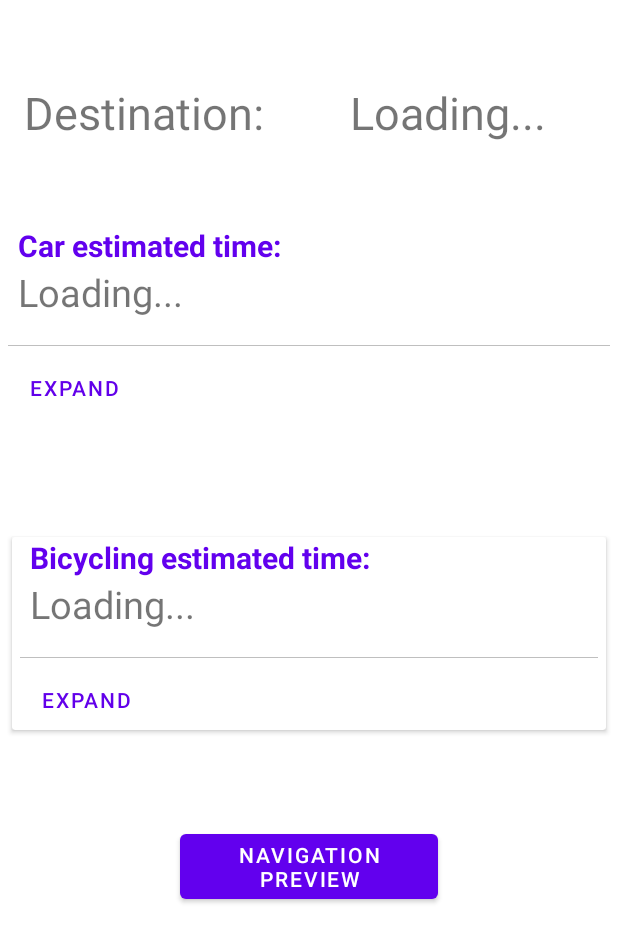
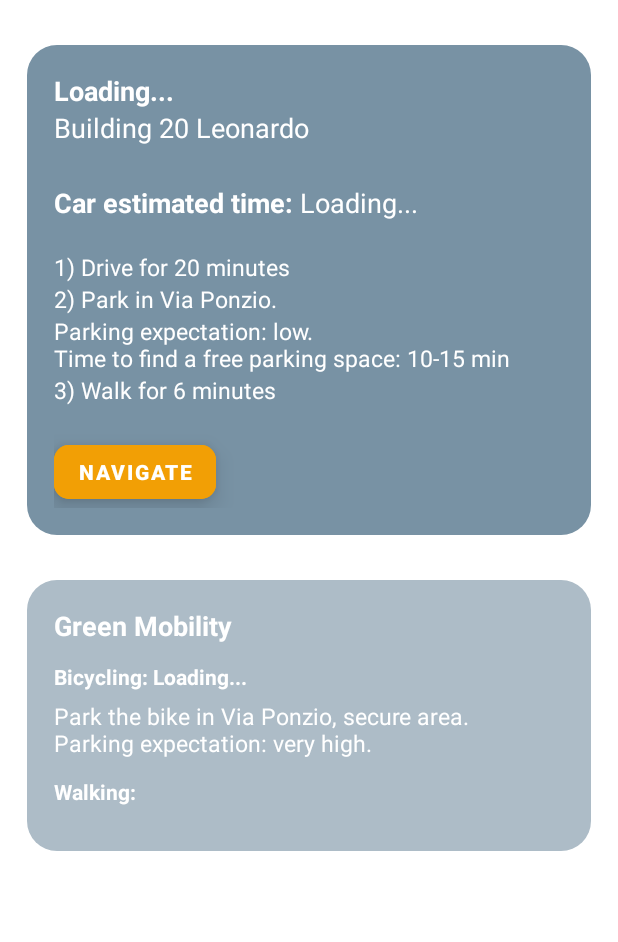
Before and after one commit to edoardesd/smart_parking, an Android app: the layout navigation_result_fragment.xml on its own in the app's theme, with its tools: preview values and no code run, on a phone screen of 412 x 824 dp. Shown: the top 942 px of the screen. Run offline under Robolectric (Android 15) with nearby library versions, the phone set to English and light mode, and no system bars.

Commit message:
new graphics start

```diff
--- /dev/null
+++ b/app/src/main/res/drawable/rectangle_border.xml
@@ -0,0 +1,7 @@
+<shape android:shape="rectangle"
+    xmlns:android="http://schemas.android.com/apk/res/android" >
+
+    <corners android:radius="20dp" />
+    <solid
+        android:color="@color/darkBlue5G"/>
+</shape>
--- a/app/src/main/res/layout/navigation_result_fragment.xml
+++ b/app/src/main/res/layout/navigation_result_fragment.xml
@@ -1,5 +1,6 @@
 <?xml version="1.0" encoding="utf-8"?>
-<layout
+<layout xmlns:android="http://schemas.android.com/apk/res/android"
+    xmlns:app="http://schemas.android.com/apk/res-auto"
     xmlns:tools="http://schemas.android.com/tools"
     tools:context=".ui.parking.navigation.result.NavigationResultFragment">
 
@@ -11,10 +12,8 @@
     </data>
 
     <androidx.constraintlayout.widget.ConstraintLayout
-        xmlns:android="http://schemas.android.com/apk/res/android"
         android:layout_width="match_parent"
-        android:layout_height="match_parent"
-        xmlns:app="http://schemas.android.com/apk/res-auto">
+        android:layout_height="match_parent">
 
     <androidx.constraintlayout.widget.Guideline
         android:id="@+id/guideline_result"
@@ -62,89 +61,97 @@
             app:layout_constraintTop_toBottomOf="@+id/progressBar_loading_result"
             app:layout_constraintVertical_bias="0.0" />
 
-        <TextView
-            android:id="@+id/tv_destination_text"
-            android:layout_width="wrap_content"
+<!--        end of loading bar-->
+
+
+        <LinearLayout
+            android:id="@+id/ll_car"
+            android:layout_width="match_parent"
             android:layout_height="wrap_content"
-            android:layout_marginStart="16dp"
-            android:text="Destination:"
-            android:textSize="30sp"
-            app:layout_constraintBottom_toTopOf="@+id/rl_car"
+            android:layout_marginLeft="18dp"
+            android:layout_marginTop="30dp"
+            android:layout_marginRight="18dp"
+            android:background="@drawable/rectangle_border"
+            android:orientation="vertical"
+            android:paddingLeft="18dp"
+            android:paddingTop="18dp"
+            android:paddingBottom="18dp"
+            app:layout_constraintEnd_toEndOf="parent"
             app:layout_constraintStart_toStartOf="parent"
-            app:layout_constraintTop_toTopOf="parent" />
+            app:layout_constraintTop_toTopOf="parent">
 
             <TextView
                 android:id="@+id/tv_destination_result"
                 android:layout_width="wrap_content"
                 android:layout_height="wrap_content"
-            android:layout_marginEnd="48dp"
                 android:text="Loading..."
-            android:textSize="30sp"
-            app:layout_constraintBottom_toBottomOf="@+id/tv_destination_text"
-            app:layout_constraintEnd_toEndOf="parent"
-            app:layout_constraintTop_toTopOf="@+id/tv_destination_text"
-            app:layout_constraintVertical_bias="0.0" />
+                android:textColor="@color/white"
+                android:textSize="18sp"
+                android:textStyle="bold" />
 
-        <RelativeLayout
-            android:id="@+id/rl_car"
-            android:layout_width="match_parent"
-            android:layout_height="match_parent"
-            android:layout_marginTop="150dp">
-
-            <androidx.cardview.widget.CardView
-                android:id="@+id/car_card_view"
-                android:layout_width="match_parent"
+            <TextView
+                android:id="@+id/tv_destination_building"
+                android:layout_width="wrap_content"
                 android:layout_height="wrap_content"
-                android:layout_margin="8dp"
-                android:layout_marginTop="120dp">
-
-            </androidx.cardview.widget.CardView>
+                android:text="Building 20 Leonardo"
+                android:textColor="@color/white"
+                android:textSize="18sp" />
 
             <LinearLayout
                 android:layout_width="match_parent"
                 android:layout_height="wrap_content"
-                android:orientation="vertical">
+                android:orientation="horizontal"
+                android:paddingTop="25dp">
 
                 <TextView
                     android:id="@+id/tv_car_text"
                     android:layout_width="wrap_content"
                     android:layout_height="wrap_content"
-                    android:layout_marginStart="12dp"
-                    android:text="Car estimated time:"
-                    android:textColor="@color/purple_500"
-                    android:textSize="20sp"
+                    android:text="Car estimated time: "
+                    android:textColor="@color/white"
+                    android:textSize="18sp"
                     android:textStyle="bold" />
-
 
                 <TextView
                     android:id="@+id/tv_car_result"
                     android:layout_width="wrap_content"
                     android:layout_height="wrap_content"
-                    android:layout_marginStart="12dp"
                     android:text="Loading..."
-                    android:textSize="25sp" />
+                    android:textColor="@color/white"
+                    android:textSize="18sp" />
+            </LinearLayout>
 
             <LinearLayout
-                    android:id="@+id/expandable_l_car"
+                android:id="@+id/text_direction"
                 android:layout_width="match_parent"
                 android:layout_height="wrap_content"
-                    android:layout_marginStart="12dp"
-                    android:layout_marginTop="12dp"
                 android:orientation="vertical"
-                    android:visibility="gone">
+                android:paddingTop="20dp"
+                android:paddingBottom="20dp">
 
                 <TextView
                     android:id="@+id/tv_car_opt1"
                     android:layout_width="match_parent"
                     android:layout_height="wrap_content"
                     android:text="1) Drive for 20 minutes"
+                    android:textColor="@color/white"
                     android:textSize="15sp" />
 
                 <TextView
                     android:id="@+id/tv_car_opt2"
                     android:layout_width="match_parent"
                     android:layout_height="wrap_content"
-                        android:text="2) Park in Via Ponzio. Parking probability: 20%"
+                    android:text="2) Park in Via Ponzio."
+                    android:textColor="@color/white"
+                    android:textSize="15sp" />
+
+                <TextView
+                    android:id="@+id/tv_car_opt2bis"
+                    android:layout_width="match_parent"
+                    android:layout_height="wrap_content"
+                    android:text="Parking expectation: low.
+                    \nTime to find a free parking space: 10-15 min"
+                    android:textColor="@color/white"
                     android:textSize="15sp" />
 
                 <TextView
@@ -152,135 +159,135 @@
                     android:layout_width="match_parent"
                     android:layout_height="wrap_content"
                     android:text="3) Walk for 6 minutes"
+                    android:textColor="@color/white"
                     android:textSize="15sp" />
 
             </LinearLayout>
 
-                <View
-                    android:layout_width="match_parent"
-                    android:layout_height="0.5dp"
-                    android:layout_marginStart="5dp"
-                    android:layout_marginTop="18dp"
-                    android:layout_marginEnd="5dp"
-                    android:background="#88888888" />
-
-                <Button
-                    android:id="@+id/car_expand_btn"
+            <com.google.android.material.button.MaterialButton
+                android:id="@+id/btn_googleMaps"
                 android:layout_width="wrap_content"
-                    android:layout_height="40dp"
-                    android:layout_marginStart="4dp"
-                    android:layout_marginTop="8dp"
-                    android:background="@drawable/ripple_effect"
-                    android:text="EXPAND"
-                    android:textColor="#6200EA" />
+                android:layout_height="wrap_content"
+                android:backgroundTint="@color/userInteraction5G"
+                android:elevation="10dp"
+                android:stateListAnimator="@null"
+                android:text="Navigate"
+                android:textStyle="bold"
+                app:cornerRadius="10dp" />
 
         </LinearLayout>
 
-            <Button
-                android:id="@+id/btn_googleMaps"
+        <LinearLayout
+            android:id="@+id/ll_others"
+            android:layout_width="match_parent"
+            android:layout_height="wrap_content"
+            android:layout_marginLeft="18dp"
+            android:layout_marginTop="30dp"
+            android:layout_marginRight="18dp"
+            android:background="@drawable/rectangle_border"
+            android:backgroundTint="@color/mediumBlue5G"
+            android:orientation="vertical"
+            android:paddingLeft="18dp"
+            android:paddingTop="18dp"
+            android:paddingBottom="18dp"
+            app:layout_constraintEnd_toEndOf="parent"
+            app:layout_constraintStart_toStartOf="parent"
+            app:layout_constraintTop_toBottomOf="@+id/ll_car">
+
+            <TextView
+                android:id="@+id/tv_green_mobility"
                 android:layout_width="wrap_content"
                 android:layout_height="wrap_content"
-                android:layout_alignParentStart="true"
-                android:layout_alignParentTop="true"
-                android:layout_alignParentEnd="true"
-                android:layout_marginStart="120dp"
-                android:layout_marginTop="400dp"
-                android:layout_marginEnd="120dp"
-                android:text="Navigation Preview" />
-        </RelativeLayout>
+                android:text="Green Mobility"
+                android:textColor="@color/white"
+                android:textSize="18sp"
+                android:textStyle="bold" />
 
-        <RelativeLayout
-            android:id="@+id/rl_bicycling"
-            android:layout_width="match_parent"
-            android:layout_height="match_parent"
-            android:layout_marginTop="350dp">
-
-            <androidx.cardview.widget.CardView
-                android:id="@+id/bike_card_view"
-                android:layout_width="match_parent"
+<!--            bicyling-->
+            <LinearLayout
+                android:layout_width="wrap_content"
                 android:layout_height="wrap_content"
-                android:layout_margin="8dp"
-                android:layout_marginTop="120dp">
+                android:paddingTop="12dp"
+                android:orientation="vertical">
 
             <LinearLayout
                 android:layout_width="match_parent"
                 android:layout_height="wrap_content"
-                    android:orientation="vertical">
-
+                android:orientation="horizontal">
             <TextView
-                        android:id="@+id/tv_bike_text"
                 android:layout_width="wrap_content"
                 android:layout_height="wrap_content"
-                        android:text="Bicycling estimated time:"
-                        android:textColor="@color/purple_500"
-                        android:textSize="20sp"
+                android:text="Bicycling: "
                 android:textStyle="bold"
-                        android:layout_marginStart="12dp"
-                        />
-
+                android:textColor="@color/white"/>
 
                 <TextView
                     android:id="@+id/tv_bike_result"
                     android:layout_width="wrap_content"
                     android:layout_height="wrap_content"
                     android:text="Loading..."
-                        android:textSize="25sp"
-                        android:layout_marginStart="12dp"
-                        />
+                    android:textColor="@color/white"
+                    android:textStyle="bold"/>
+
+            </LinearLayout>
 
                 <LinearLayout
                     android:id="@+id/expandable_l_bike"
                     android:layout_width="match_parent"
                     android:layout_height="wrap_content"
-                        android:layout_marginTop="12dp"
-                        android:layout_marginStart="12dp"
-                        android:orientation="vertical"
-                        android:visibility="gone">
+                    android:paddingTop="6dp"
+                    android:orientation="vertical">
 
-                        <TextView
-                            android:id="@+id/tv_bike_opt1"
-                            android:layout_width="match_parent"
-                            android:layout_height="wrap_content"
-                            android:text="1) Ride for 10 minutes"
-                            android:textSize="15sp" />
+<!--                    <TextView-->
+<!--                        android:id="@+id/tv_bike_opt1"-->
+<!--                        android:layout_width="match_parent"-->
+<!--                        android:layout_height="wrap_content"-->
+<!--                        android:text="1) Ride for 10 minutes"-->
+<!--                        android:textColor="@color/white"-->
+<!--                        android:textSize="15sp" />-->
 
                     <TextView
                         android:id="@+id/tv_bike_opt2"
                         android:layout_width="match_parent"
                         android:layout_height="wrap_content"
-                            android:text="2) Leave the bike in Via Ponzio. Probability 99%"
+                        android:text="Park the bike in Via Ponzio, secure area.
+                        \nParking expectation: very high."
+                        android:textColor="@color/white"
                         android:textSize="15sp" />
 
-                        <TextView
-                            android:id="@+id/tv_bike_opt3"
-                            android:layout_width="match_parent"
-                            android:layout_height="wrap_content"
-                            android:text="3) Walk for 1 minute"
-                            android:textSize="15sp" />
+<!--                    <TextView-->
+<!--                        android:id="@+id/tv_bike_opt3"-->
+<!--                        android:layout_width="match_parent"-->
+<!--                        android:layout_height="wrap_content"-->
+<!--                        android:text="3) Walk for 1 minute"-->
+<!--                        android:textColor="@color/white"-->
+<!--                        android:textSize="15sp" />-->
 
             </LinearLayout>
 
-                    <View
+            </LinearLayout>
+
+
+
+            <!--            walking-->
+            <LinearLayout
                 android:layout_width="match_parent"
-                        android:layout_height="0.5dp"
-                        android:background="#88888888"
-                        android:layout_marginTop="18dp"
-                        android:layout_marginStart="5dp"
-                        android:layout_marginEnd="5dp"/>
+                android:layout_height="wrap_content"
+                android:paddingTop="12dp"
+                android:paddingBottom="12dp">
+                <TextView
+                    android:layout_width="wrap_content"
+                    android:layout_height="wrap_content"
+                    android:text="Walking:"
+                    android:textStyle="bold"
+                    android:textColor="@color/white"/>
+            </LinearLayout>
 
-                    <Button
-                        android:id="@+id/bike_expand_btn"
-                        android:layout_width="wrap_content"
-                        android:layout_height="40dp"
-                        android:text="EXPAND"
-                        android:textColor="#6200EA"
-                        android:background="@drawable/ripple_effect"
-                        android:layout_marginTop="8dp"
-                        android:layout_marginStart="4dp"/>
 
         </LinearLayout>
-            </androidx.cardview.widget.CardView>
-        </RelativeLayout>
+
+
+
 
     </androidx.constraintlayout.widget.ConstraintLayout>
 
--- a/app/src/main/res/menu/bottom_nav.xml
+++ b/app/src/main/res/menu/bottom_nav.xml
@@ -2,7 +2,7 @@
 <menu xmlns:android="http://schemas.android.com/apk/res/android">
     <item
         android:id="@+id/navigationFragment"
-        android:icon="@drawable/ic_navigate"
+        android:icon="@drawable/ic_explore"
         android:title="Navigate"/>
     <item
         android:id="@+id/controlFragment"
@@ -10,6 +10,6 @@
         android:title="Control"/>
     <item
         android:id="@+id/settingsFragment"
-        android:icon="@drawable/ic_settings"
-        android:title="Settings"/>
+        android:icon="@drawable/ic_profile"
+        android:title="Profile"/>
 </menu>
--- a/app/src/main/res/values/colors.xml
+++ b/app/src/main/res/values/colors.xml
@@ -6,8 +6,12 @@
     <color name="teal_200">#FF03DAC5</color>
     <color name="teal_700">#FF018786</color>
     <color name="black">#FF000000</color>
+    <color name="black_alpha">#20000000</color>
     <color name="white">#FFFFFFFF</color>
-
+    <color name="darkBlue5G">#7892A4</color>
+    <color name="userInteraction5G">#F29F05</color>
+    <color name="whiteAlpha5G">#80FFFFFF</color>
+    <color name="mediumBlue5G">#ADBCC7</color>
     <color name="colorAccent">#ED2173</color>
 
 </resources>
--- a/app/src/main/res/values/themes.xml
+++ b/app/src/main/res/values/themes.xml
@@ -2,7 +2,7 @@
     <!-- Base application theme. -->
     <style name="Theme.SmartParking" parent="Theme.MaterialComponents.DayNight.DarkActionBar">
         <!-- Primary brand color. -->
-        <item name="colorPrimary">@color/purple_500</item>
+        <item name="colorPrimary">@color/darkBlue5G</item>
         <item name="colorPrimaryVariant">@color/purple_700</item>
         <item name="colorOnPrimary">@color/white</item>
         <!-- Secondary brand color. -->
@@ -24,4 +24,10 @@
         <item name="windowNoTitle">true</item>
     </style>
 
+    <style name="TextShadowStyle">
+        <item name="android:shadowColor">@color/black_alpha</item>
+        <item name="android:shadowDy">4</item>
+        <item name="android:shadowRadius">4</item>
+    </style>
+
 </resources>
--- /dev/null
+++ b/app/src/main/res/xml/bottom_navigation_selector.xml
@@ -0,0 +1,5 @@
+<?xml version="1.0" encoding="utf-8"?>
+<selector xmlns:android="http://schemas.android.com/apk/res/android">
+    <item android:state_checked="true" android:color="@color/userInteraction5G" />
+    <item android:color="@color/whiteAlpha5G"/>
+</selector>
```
Also changed, not shown: app/src/main/java/com/example/smartparking/data/network/MQTTManager.kt (+3 -5 lines), app/src/main/java/com/example/smartparking/ui/parking/control/ControlFragment.kt (+4 -20 lines), app/src/main/java/com/example/smartparking/ui/parking/control/ControlViewModel.kt (+37 -53 lines), app/src/main/java/com/example/smartparking/ui/parking/navigation/result/NavigationResultFragment.kt (+32 -29 lines), app/src/main/res/drawable/ic_explore.xml (added, +10 -0 lines), app/src/main/res/drawable/ic_profile.xml (added, +10 -0 lines), app/src/main/res/drawable/ic_search.xml (added, +10 -0 lines), app/src/main/res/layout/activity_main.xml (+29 -7 lines), app/src/main/res/layout/navigation_choice_fragment.xml (+26 -21 lines). Lines whose indentation alone changed are shown as unchanged.
